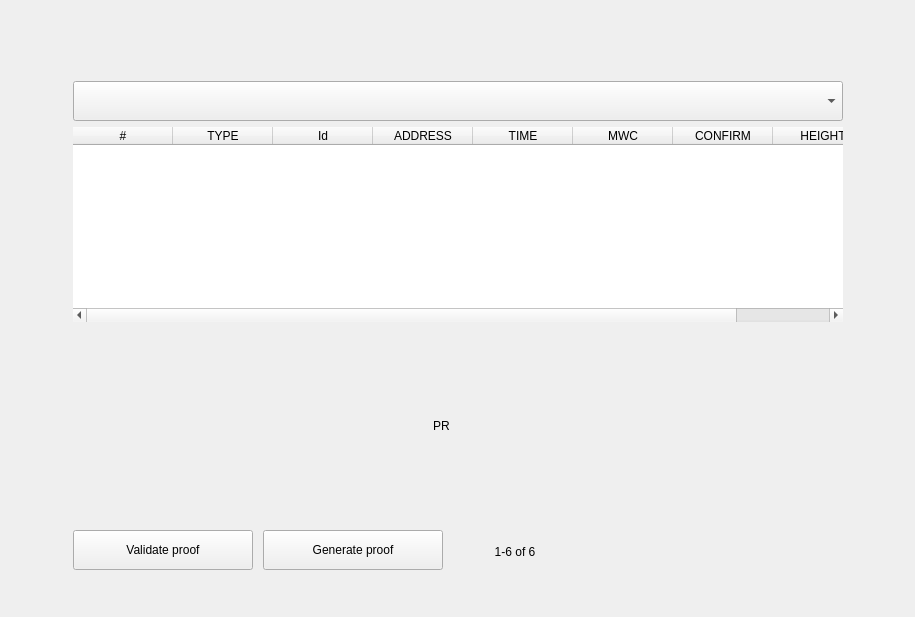
Old version of the form windows/e_transactions.ui in the repository 0xkobe/mwc-wallet.
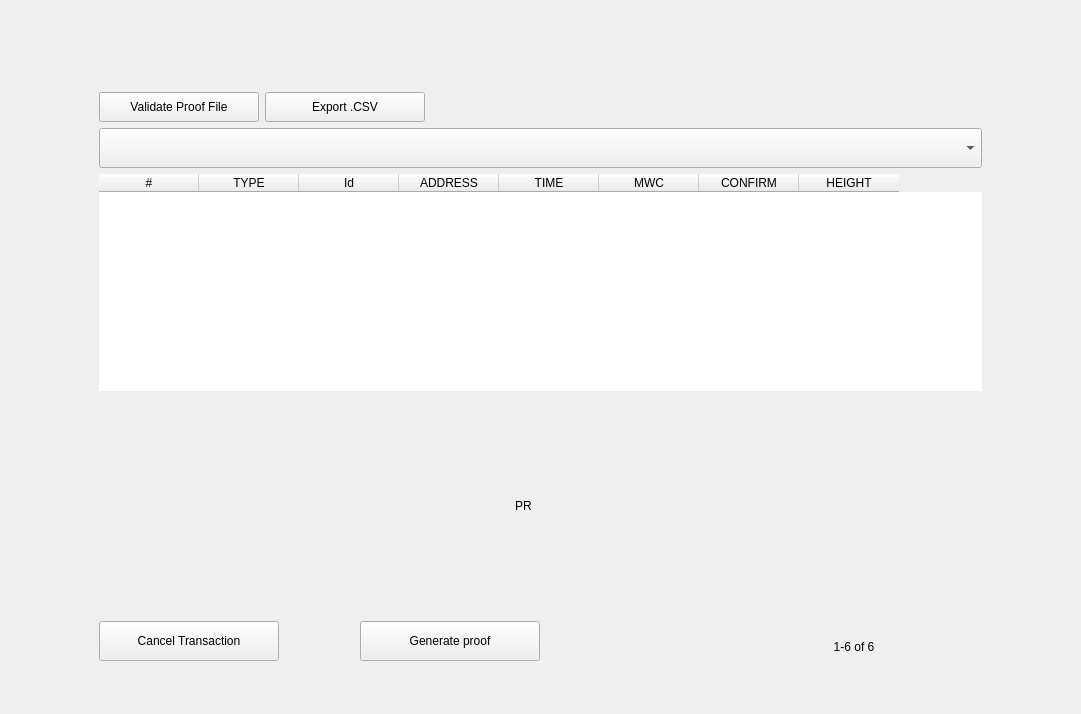
New version of the form. Icons and pictures are not drawn. Custom widgets are drawn as their Qt base class.

Commit message: Moved buttons around and added new Export button.

```diff
--- a/windows/e_transactions.ui
+++ b/windows/e_transactions.ui
@@ -6,8 +6,8 @@
    <rect>
     <x>0</x>
     <y>0</y>
-    <width>915</width>
-    <height>617</height>
+    <width>1081</width>
+    <height>714</height>
    </rect>
   </property>
   <property name="windowTitle">
@@ -44,6 +44,91 @@
      </item>
      <item>
       <layout class="QVBoxLayout" name="verticalLayout_3">
+       <item>
+        <layout class="QHBoxLayout" name="horizontalLayout_5">
+         <item>
+          <widget class="control::MwcPushButtonNormal" name="validateProofButton">
+           <property name="sizePolicy">
+            <sizepolicy hsizetype="Minimum" vsizetype="Minimum">
+             <horstretch>0</horstretch>
+             <verstretch>0</verstretch>
+            </sizepolicy>
+           </property>
+           <property name="minimumSize">
+            <size>
+             <width>160</width>
+             <height>30</height>
+            </size>
+           </property>
+           <property name="maximumSize">
+            <size>
+             <width>160</width>
+             <height>30</height>
+            </size>
+           </property>
+           <property name="cursor">
+            <cursorShape>PointingHandCursor</cursorShape>
+           </property>
+           <property name="focusPolicy">
+            <enum>Qt::StrongFocus</enum>
+           </property>
+           <property name="toolTip">
+            <string>Allows you to validate a proof file that is generated from any wallet. Proves a transaction occurred.</string>
+           </property>
+           <property name="text">
+            <string>Validate Proof File</string>
+           </property>
+           <property name="autoDefault">
+            <bool>true</bool>
+           </property>
+          </widget>
+         </item>
+         <item>
+          <widget class="control::MwcPushButtonNormal" name="exportButton">
+           <property name="minimumSize">
+            <size>
+             <width>160</width>
+             <height>30</height>
+            </size>
+           </property>
+           <property name="maximumSize">
+            <size>
+             <width>160</width>
+             <height>30</height>
+            </size>
+           </property>
+           <property name="cursor">
+            <cursorShape>PointingHandCursor</cursorShape>
+           </property>
+           <property name="focusPolicy">
+            <enum>Qt::StrongFocus</enum>
+           </property>
+           <property name="toolTip">
+            <string>Allows you to export all of the transactions to a .CSV file.</string>
+           </property>
+           <property name="text">
+            <string>Export .CSV</string>
+           </property>
+           <property name="autoDefault">
+            <bool>true</bool>
+           </property>
+          </widget>
+         </item>
+         <item>
+          <spacer name="horizontalSpacer_9">
+           <property name="orientation">
+            <enum>Qt::Horizontal</enum>
+           </property>
+           <property name="sizeHint" stdset="0">
+            <size>
+             <width>40</width>
+             <height>20</height>
+            </size>
+           </property>
+          </spacer>
+         </item>
+        </layout>
+       </item>
        <item>
         <layout class="QHBoxLayout" name="horizontalLayout_3">
          <item>
@@ -66,6 +151,12 @@
        </item>
        <item>
         <widget class="ListWithColumns" name="transactionTable">
+         <property name="sizePolicy">
+          <sizepolicy hsizetype="Expanding" vsizetype="Expanding">
+           <horstretch>0</horstretch>
+           <verstretch>0</verstretch>
+          </sizepolicy>
+         </property>
          <property name="frameShape">
           <enum>QFrame::NoFrame</enum>
          </property>
@@ -233,7 +324,7 @@
         </widget>
        </item>
        <item>
-        <layout class="QHBoxLayout" name="horizontalLayout" stretch="0,1,0,2,0,0,0,0,0">
+        <layout class="QHBoxLayout" name="horizontalLayout" stretch="0,1,0,2,0,0,0">
          <property name="spacing">
           <number>10</number>
          </property>
@@ -241,7 +332,7 @@
           <number>0</number>
          </property>
          <item>
-          <widget class="control::MwcPushButtonNormal" name="validateProofButton">
+          <widget class="control::MwcPushButtonNormal" name="deleteButton">
            <property name="minimumSize">
             <size>
              <width>180</width>
@@ -261,10 +352,10 @@
             <enum>Qt::StrongFocus</enum>
            </property>
            <property name="toolTip">
-            <string>Allows you to validate a proof file that is generated from any wallet. Proves a transaction occurred.</string>
+            <string>Cancel the specified transaction.</string>
            </property>
            <property name="text">
-            <string>Validate proof</string>
+            <string>Cancel Transaction</string>
            </property>
            <property name="autoDefault">
             <bool>true</bool>
@@ -322,12 +413,59 @@
            </property>
            <property name="sizeHint" stdset="0">
             <size>
-             <width>40</width>
+             <width>60</width>
              <height>20</height>
             </size>
            </property>
           </spacer>
          </item>
+         <item>
+          <widget class="control::MwcPushButtonRound" name="refreshButton">
+           <property name="minimumSize">
+            <size>
+             <width>40</width>
+             <height>40</height>
+            </size>
+           </property>
+           <property name="maximumSize">
+            <size>
+             <width>40</width>
+             <height>40</height>
+            </size>
+           </property>
+           <property name="cursor">
+            <cursorShape>PointingHandCursor</cursorShape>
+           </property>
+           <property name="focusPolicy">
+            <enum>Qt::NoFocus</enum>
+           </property>
+           <property name="toolTip">
+            <string>Refresh transaction list</string>
+           </property>
+           <property name="styleSheet">
+            <string notr="true">border:none</string>
+           </property>
+           <property name="text">
+            <string/>
+           </property>
+           <property name="icon">
+            <iconset resource="../resources.qrc">
+             <normaloff>:/img/Refresh@2x.svg</normaloff>:/img/Refresh@2x.svg</iconset>
+           </property>
+           <property name="iconSize">
+            <size>
+             <width>40</width>
+             <height>40</height>
+            </size>
+           </property>
+           <property name="autoDefault">
+            <bool>false</bool>
+           </property>
+           <property name="flat">
+            <bool>true</bool>
+           </property>
+          </widget>
+         </item>
          <item>
           <widget class="QFrame" name="pageFrame">
            <property name="sizePolicy">
@@ -348,6 +486,9 @@
              <height>42</height>
             </size>
            </property>
+           <property name="layoutDirection">
+            <enum>Qt::LeftToRight</enum>
+           </property>
            <property name="frameShape">
             <enum>QFrame::NoFrame</enum>
            </property>
@@ -357,8 +498,8 @@
            <widget class="control::MwcLabelNormal" name="pageLabel">
             <property name="geometry">
              <rect>
-              <x>0</x>
-              <y>6</y>
+              <x>50</x>
+              <y>10</y>
               <width>124</width>
               <height>34</height>
              </rect>
@@ -373,7 +514,7 @@
            <widget class="control::MwcPushButtonRound" name="nextBtn">
             <property name="geometry">
              <rect>
-              <x>138</x>
+              <x>0</x>
               <y>0</y>
               <width>40</width>
               <height>40</height>
@@ -398,7 +539,7 @@
              <enum>Qt::NoFocus</enum>
             </property>
             <property name="toolTip">
-             <string>Newest transactions</string>
+             <string>Page to next set of more recent transactions.</string>
             </property>
             <property name="styleSheet">
              <string notr="true">border:none</string>
@@ -451,7 +592,7 @@
              <enum>Qt::NoFocus</enum>
             </property>
             <property name="toolTip">
-             <string>Oldest transactions</string>
+             <string>Page to next set of older transactions.</string>
             </property>
             <property name="styleSheet">
              <string notr="true">border:none</string>
@@ -478,80 +619,11 @@
            </widget>
           </widget>
          </item>
-         <item>
-          <widget class="QFrame" name="spacer_4">
-           <property name="minimumSize">
-            <size>
-             <width>20</width>
-             <height>10</height>
-            </size>
-           </property>
-           <property name="maximumSize">
-            <size>
-             <width>20</width>
-             <height>10</height>
-            </size>
-           </property>
-           <property name="frameShape">
-            <enum>QFrame::NoFrame</enum>
-           </property>
-           <property name="frameShadow">
-            <enum>QFrame::Raised</enum>
-           </property>
-          </widget>
-         </item>
-         <item>
-          <widget class="control::MwcPushButtonRound" name="deleteButton">
-           <property name="minimumSize">
-            <size>
-             <width>40</width>
-             <height>40</height>
-            </size>
-           </property>
-           <property name="maximumSize">
-            <size>
-             <width>40</width>
-             <height>40</height>
-            </size>
-           </property>
-           <property name="cursor">
-            <cursorShape>PointingHandCursor</cursorShape>
-           </property>
-           <property name="focusPolicy">
-            <enum>Qt::NoFocus</enum>
-           </property>
-           <property name="toolTip">
-            <string>Cancel the specified transaction</string>
-           </property>
-           <property name="styleSheet">
-            <string notr="true">border:none</string>
-           </property>
-           <property name="text">
-            <string/>
-           </property>
-           <property name="icon">
-            <iconset>
-             <normaloff>:/img/Delete.svg</normaloff>:/img/Delete.svg</iconset>
-           </property>
-           <property name="iconSize">
-            <size>
-             <width>40</width>
-             <height>40</height>
-            </size>
-           </property>
-           <property name="autoDefault">
-            <bool>false</bool>
-           </property>
-           <property name="flat">
-            <bool>true</bool>
-           </property>
-          </widget>
-         </item>
          <item>
           <widget class="QFrame" name="spacer">
            <property name="minimumSize">
             <size>
-             <width>20</width>
+             <width>0</width>
              <height>10</height>
             </size>
            </property>
@@ -569,53 +641,6 @@
            </property>
           </widget>
          </item>
-         <item>
-          <widget class="control::MwcPushButtonRound" name="refreshButton">
-           <property name="minimumSize">
-            <size>
-             <width>40</width>
-             <height>40</height>
-            </size>
-           </property>
-           <property name="maximumSize">
-            <size>
-             <width>40</width>
-             <height>40</height>
-            </size>
-           </property>
-           <property name="cursor">
-            <cursorShape>PointingHandCursor</cursorShape>
-           </property>
-           <property name="focusPolicy">
-            <enum>Qt::NoFocus</enum>
-           </property>
-           <property name="toolTip">
-            <string>Refresh transaction list</string>
-           </property>
-           <property name="styleSheet">
-            <string notr="true">border:none</string>
-           </property>
-           <property name="text">
-            <string/>
-           </property>
-           <property name="icon">
-            <iconset resource="../resources.qrc">
-             <normaloff>:/img/Refresh@2x.svg</normaloff>:/img/Refresh@2x.svg</iconset>
-           </property>
-           <property name="iconSize">
-            <size>
-             <width>40</width>
-             <height>40</height>
-            </size>
-           </property>
-           <property name="autoDefault">
-            <bool>false</bool>
-           </property>
-           <property name="flat">
-            <bool>true</bool>
-           </property>
-          </widget>
-         </item>
         </layout>
        </item>
       </layout>
```
